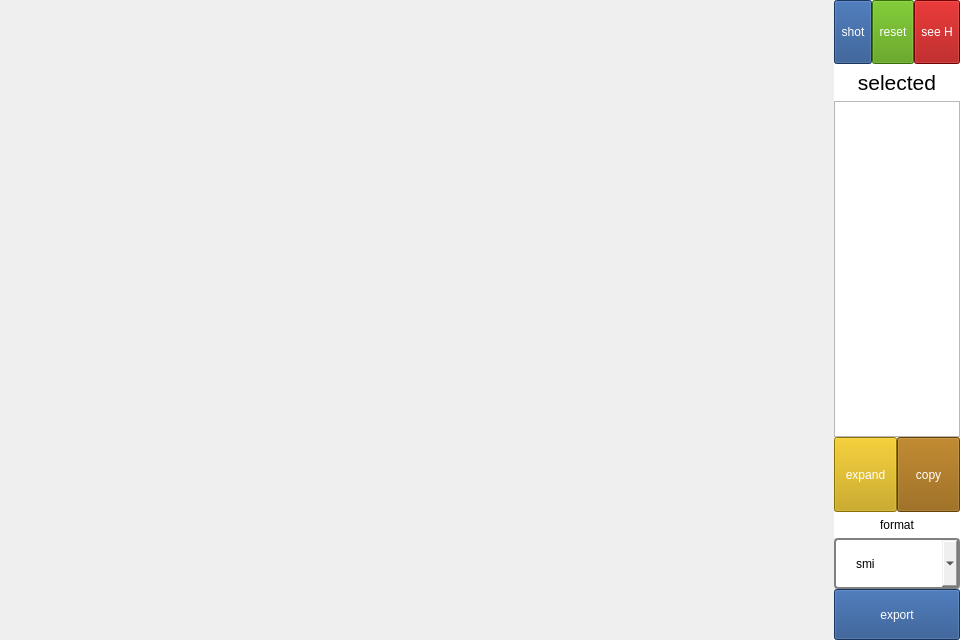
First picture: the form in app/ui/view3d_widget.ui, repository xuguodong1999/COCR, before the edit.
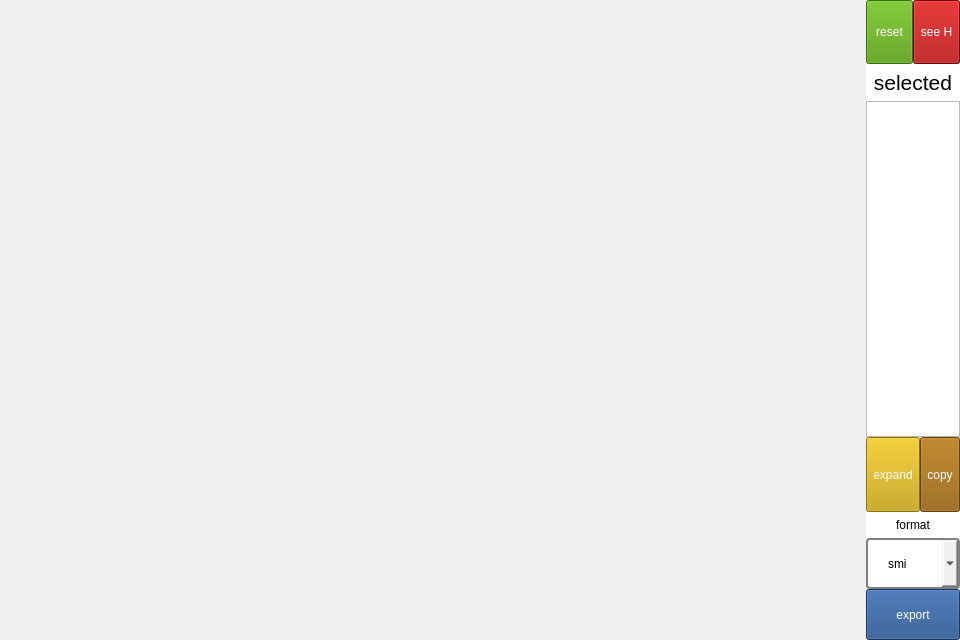
Second picture: the form after the edit.

```diff
--- a/app/ui/view3d_widget.ui
+++ b/app/ui/view3d_widget.ui
@@ -51,28 +51,10 @@
                         <number>0</number>
                     </property>
                     <item>
-                        <layout class="QHBoxLayout" name="horizontalLayout_3" stretch="1,1,0">
+                        <layout class="QHBoxLayout" name="horizontalLayout_3" stretch="1,1">
                             <property name="spacing">
                                 <number>0</number>
                             </property>
-                            <item>
-                                <widget class="QToolButton" name="shot_btn_3">
-                                    <property name="sizePolicy">
-                                        <sizepolicy hsizetype="Preferred" vsizetype="Preferred">
-                                            <horstretch>0</horstretch>
-                                            <verstretch>0</verstretch>
-                                        </sizepolicy>
-                                    </property>
-                                    <property name="styleSheet">
-                                        <string notr="true">background-color: rgb(32, 74, 135);
-                                            color: rgb(255, 255, 255);
-                                        </string>
-                                    </property>
-                                    <property name="text">
-                                        <string>shot</string>
-                                    </property>
-                                </widget>
-                            </item>
                             <item>
                                 <widget class="QToolButton" name="reset_btn_3">
                                     <property name="sizePolicy">
```
